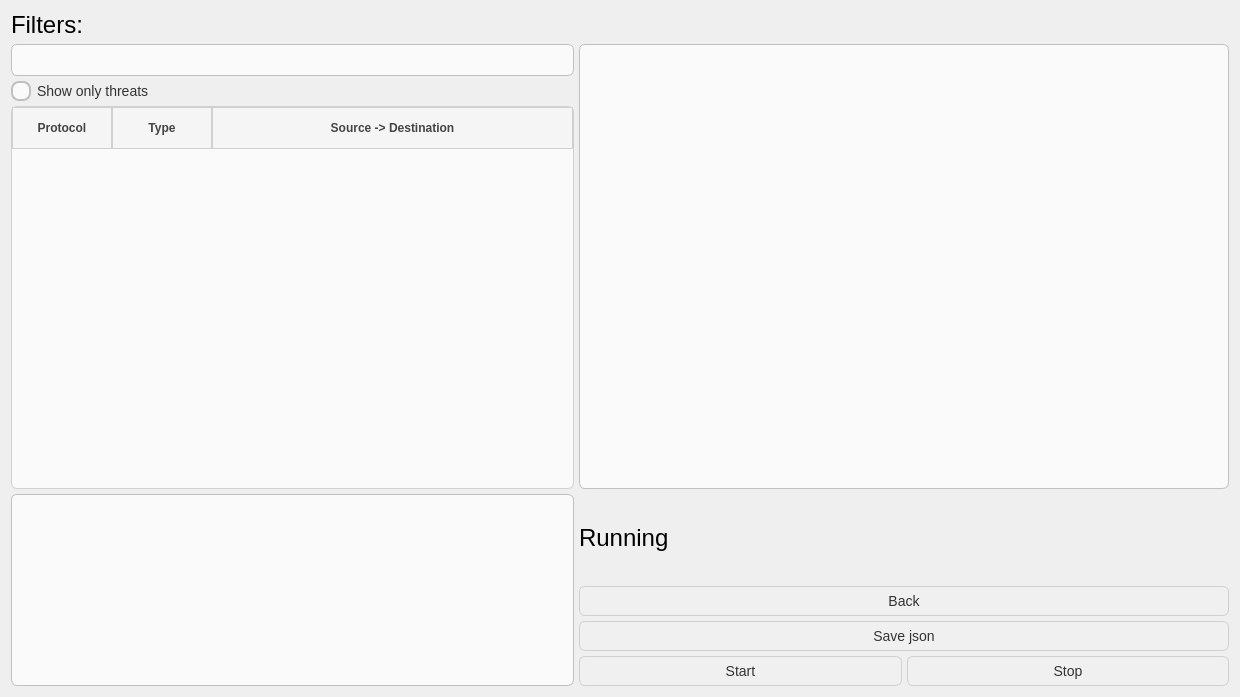
This is secondmainwindow.ui in daniltaro/Qt_IDS as Qt 5 draws it before an edit. The edited form follows.
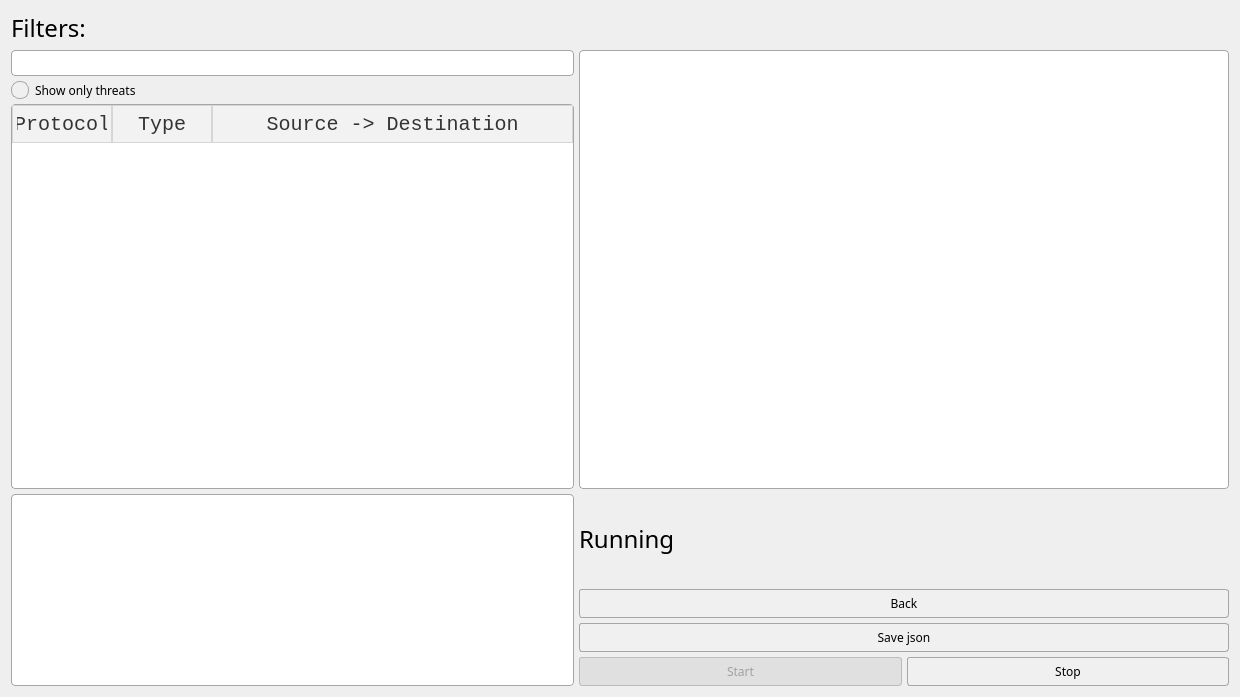
This is the edited form.

```diff
--- a/secondmainwindow.ui
+++ b/secondmainwindow.ui
@@ -21,11 +21,14 @@
     <widget class="QLabel" name="label">
      <property name="font">
       <font>
-       <family>Arial</family>
+       <family>American Typewriter</family>
        <pointsize>18</pointsize>
        <bold>false</bold>
       </font>
      </property>
+     <property name="styleSheet">
+      <string notr="true"/>
+     </property>
      <property name="text">
       <string>Running</string>
      </property>
@@ -39,14 +42,18 @@
        <verstretch>0</verstretch>
       </sizepolicy>
      </property>
+     <property name="font">
+      <font>
+       <family>American Typewriter</family>
+      </font>
+     </property>
      <property name="styleSheet">
       <string notr="true">QPushButton {
-    background-color: #f0f0f0;
-    border: 1px solid #d0d0d0;
-    border-radius: 6px;
-    padding: 6px 12px;
-    font-size: 14px;
-    color: #333;
+    background-color: #f0f0f0;     
+    border: 1px solid #a6a6a6;     
+    border-radius: 3px;            
+    padding: 5px 12px;            
+    color: #000000;               
 }
 
 QPushButton:hover {
@@ -54,8 +61,16 @@
 }
 
 QPushButton:pressed {
-    background-color: #dcdcdc;
-}</string>
+    background-color: #cce4f7;    
+    border: 1px solid #2f6fab;
+}
+
+QPushButton:disabled {
+    background-color: #e0e0e0;     
+    color: #a0a0a0;                
+    border: 1px solid #bcbcbc;
+}
+</string>
      </property>
      <property name="text">
       <string>Stop</string>
@@ -85,14 +100,18 @@
        <height>0</height>
       </size>
      </property>
+     <property name="font">
+      <font>
+       <family>American Typewriter</family>
+      </font>
+     </property>
      <property name="styleSheet">
       <string notr="true">QPushButton {
-    background-color: #f0f0f0;
-    border: 1px solid #d0d0d0;
-    border-radius: 6px;
-    padding: 6px 12px;
-    font-size: 14px;
-    color: #333;
+    background-color: #f0f0f0;     
+    border: 1px solid #a6a6a6;     
+    border-radius: 3px;            
+    padding: 5px 12px;            
+    color: #000000;               
 }
 
 QPushButton:hover {
@@ -100,8 +119,16 @@
 }
 
 QPushButton:pressed {
-    background-color: #dcdcdc;
-}</string>
+    background-color: #cce4f7;    
+    border: 1px solid #2f6fab;
+}
+
+QPushButton:disabled {
+    background-color: #e0e0e0;     
+    color: #a0a0a0;                
+    border: 1px solid #bcbcbc;
+}
+</string>
      </property>
      <property name="text">
       <string>Back</string>
@@ -118,23 +145,21 @@
      </property>
      <property name="font">
       <font>
-       <family>Arial</family>
-       <pointsize>-1</pointsize>
+       <family>American Typewriter</family>
       </font>
      </property>
      <property name="styleSheet">
       <string notr="true">QRadioButton {
     spacing: 6px;
-    font-size: 14px;
-    color: #333;
+    color: #000000;
 }
 
 QRadioButton::indicator {
     width: 16px;
     height: 16px;
+    border: 1px solid #a6a6a6;
     border-radius: 8px;
-    border: 2px solid #c0c0c0;
-    background: #fafafa;
+    background: #f0f0f0;
 }
 
 QRadioButton::indicator:hover {
@@ -142,9 +167,14 @@
 }
 
 QRadioButton::indicator:checked {
-    border: 2px solid #0078d7;
-    background-color: #0078d7;
-}</string>
+    background-color: #cce4f7;
+    border: 1px solid #2f6fab;
+}
+
+QRadioButton::indicator:checked::pressed {
+    background-color: #5a9bd5;
+}
+</string>
      </property>
      <property name="text">
       <string>Show only threats</string>
@@ -165,22 +195,27 @@
        <height>0</height>
       </size>
      </property>
+     <property name="font">
+      <font>
+       <family>Courier New</family>
+      </font>
+     </property>
      <property name="styleSheet">
       <string notr="true">QTableWidget {
-    border: 1px solid #d0d0d0;
-    border-radius: 6px;
+    background-color: #ffffff;
+    border: 1px solid #a6a6a6;
+    border-radius: 4px;
     gridline-color: #e0e0e0;
-    background-color: #fafafa;
-    selection-background-color: #0078d7;
-    selection-color: white;
+    color: #000000;
+    selection-background-color: #cce4f7;
+    selection-color: #000000;
 }
 
 QHeaderView::section {
-    background-color: #f5f5f5;
-    padding: 6px;
-    border: 1px solid #d0d0d0;
-    font-weight: bold;
-    color: #444;
+    background-color: #f2f2f2;
+    border: 1px solid #d6d6d6;
+    padding: 4px;
+    color: #333333;
 }</string>
      </property>
      <property name="editTriggers">
@@ -242,14 +277,18 @@
        <verstretch>0</verstretch>
       </sizepolicy>
      </property>
+     <property name="font">
+      <font>
+       <family>American Typewriter</family>
+      </font>
+     </property>
      <property name="styleSheet">
       <string notr="true">QPushButton {
-    background-color: #f0f0f0;
-    border: 1px solid #d0d0d0;
-    border-radius: 6px;
-    padding: 6px 12px;
-    font-size: 14px;
-    color: #333;
+    background-color: #f0f0f0;     
+    border: 1px solid #a6a6a6;     
+    border-radius: 3px;            
+    padding: 5px 12px;            
+    color: #000000;               
 }
 
 QPushButton:hover {
@@ -257,8 +296,16 @@
 }
 
 QPushButton:pressed {
-    background-color: #dcdcdc;
-}</string>
+    background-color: #cce4f7;    
+    border: 1px solid #2f6fab;
+}
+
+QPushButton:disabled {
+    background-color: #e0e0e0;     
+    color: #a0a0a0;                
+    border: 1px solid #bcbcbc;
+}
+</string>
      </property>
      <property name="text">
       <string>Save json</string>
@@ -273,7 +320,6 @@
      <property name="font">
       <font>
        <family>Courier New</family>
-       <pointsize>-1</pointsize>
       </font>
      </property>
      <property name="focusPolicy">
@@ -281,12 +327,11 @@
      </property>
      <property name="styleSheet">
       <string notr="true">QTextEdit {
-    border: 1px solid #c0c0c0;
-    border-radius: 6px;
+    background-color: #ffffff;
+    border: 1px solid #a6a6a6;
+    border-radius: 4px;
+    color: #000000;
     padding: 6px;
-    font-size: 14px;
-    background-color: #fafafa;
-    color: #333;
 }
 
 QTextEdit:focus {
@@ -307,14 +352,18 @@
      <property name="enabled">
       <bool>false</bool>
      </property>
+     <property name="font">
+      <font>
+       <family>American Typewriter</family>
+      </font>
+     </property>
      <property name="styleSheet">
       <string notr="true">QPushButton {
-    background-color: #f0f0f0;
-    border: 1px solid #d0d0d0;
-    border-radius: 6px;
-    padding: 6px 12px;
-    font-size: 14px;
-    color: #333;
+    background-color: #f0f0f0;     
+    border: 1px solid #a6a6a6;     
+    border-radius: 3px;            
+    padding: 5px 12px;            
+    color: #000000;               
 }
 
 QPushButton:hover {
@@ -322,8 +371,16 @@
 }
 
 QPushButton:pressed {
-    background-color: #dcdcdc;
-}</string>
+    background-color: #cce4f7;    
+    border: 1px solid #2f6fab;
+}
+
+QPushButton:disabled {
+    background-color: #e0e0e0;     
+    color: #a0a0a0;                
+    border: 1px solid #bcbcbc;
+}
+</string>
      </property>
      <property name="text">
       <string>Start</string>
@@ -347,7 +404,7 @@
      <property name="font">
       <font>
        <family>Courier New</family>
-       <pointsize>-1</pointsize>
+       <bold>false</bold>
       </font>
      </property>
      <property name="focusPolicy">
@@ -355,12 +412,11 @@
      </property>
      <property name="styleSheet">
       <string notr="true">QTextEdit {
-    border: 1px solid #c0c0c0;
-    border-radius: 6px;
+    background-color: #ffffff;
+    border: 1px solid #a6a6a6;
+    border-radius: 4px;
+    color: #000000;
     padding: 6px;
-    font-size: 14px;
-    background-color: #fafafa;
-    color: #333;
 }
 
 QTextEdit:focus {
@@ -380,10 +436,14 @@
     <widget class="QLabel" name="label_2">
      <property name="font">
       <font>
-       <family>Arial</family>
+       <family>American Typewriter</family>
        <pointsize>18</pointsize>
       </font>
      </property>
+     <property name="styleSheet">
+      <string notr="true">
+</string>
+     </property>
      <property name="text">
       <string>Filters:</string>
      </property>
@@ -402,7 +462,7 @@
      </property>
      <property name="font">
       <font>
-       <pointsize>-1</pointsize>
+       <family>Courier New</family>
        <bold>false</bold>
       </font>
      </property>
@@ -411,12 +471,11 @@
      </property>
      <property name="styleSheet">
       <string notr="true">QLineEdit {
-    border: 1px solid #c0c0c0;
-    border-radius: 6px;
-    padding: 6px;
-    font-size: 14px;
-    background-color: #fafafa;
-    color: #333;
+    background-color: #ffffff;
+    border: 1px solid #a6a6a6;
+    border-radius: 4px;
+    padding: 4px 6px;
+    color: #000000;
 }
 
 QLineEdit:focus {
```
Left out of the diff: 27 changed lines with no effect on the pictures.
